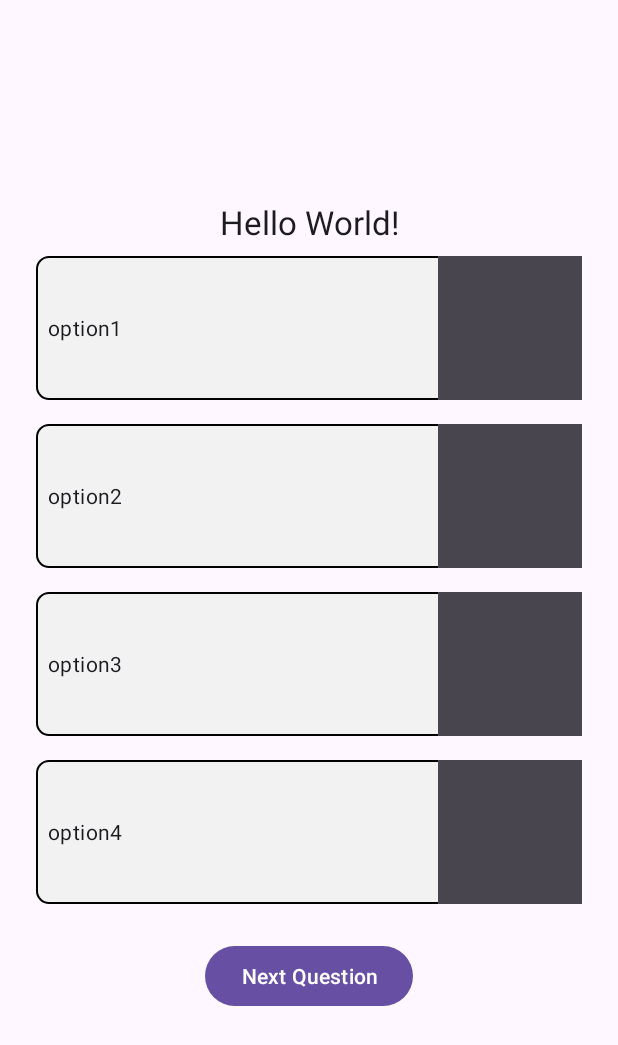
After one commit to Mahin-Rhaman/quiz1, an Android app: the Option2Activity screen opened directly, with no data from a screen before it, on a phone screen of 412 x 824 dp. The commit adds this screen. Shown: the top 1045 px of the screen. Run offline under Robolectric (Android 15) with nearby library versions, the phone set to English and light mode, and no system bars.

Commit message:
add new Option2Activity

```diff
--- a/app/src/main/AndroidManifest.xml
+++ b/app/src/main/AndroidManifest.xml
@@ -13,6 +13,9 @@
         android:theme="@style/Theme.Quizling"
         tools:targetApi="31">
         <activity
+            android:name=".Option2Activity"
+            android:exported="false" />
+        <activity
             android:name=".NextByArtActivity"
             android:exported="false" />
         <activity
--- /dev/null
+++ b/app/src/main/java/com/example/quizling/Option2Activity.kt
@@ -0,0 +1,11 @@
+package com.example.quizling
+
+import androidx.appcompat.app.AppCompatActivity
+import android.os.Bundle
+
+class Option2Activity : AppCompatActivity() {
+    override fun onCreate(savedInstanceState: Bundle?) {
+        super.onCreate(savedInstanceState)
+        setContentView(R.layout.activity_option2)
+    }
+}
--- a/app/src/main/res/layout/activity_dashboard.xml
+++ b/app/src/main/res/layout/activity_dashboard.xml
@@ -158,7 +158,7 @@
         </androidx.constraintlayout.widget.ConstraintLayout>
 
         <androidx.constraintlayout.widget.ConstraintLayout
-            android:id="@+id/art"
+            android:id="@+id/textView_by_art"
             android:layout_width="match_parent"
             android:layout_height="85dp"
             android:layout_marginLeft="32dp"
@@ -197,6 +197,7 @@
                 />
         </androidx.constraintlayout.widget.ConstraintLayout>
         <androidx.constraintlayout.widget.ConstraintLayout
+            android:id="@+id/textView_by_genaral"
             android:layout_width="match_parent"
             android:layout_height="85dp"
             android:layout_marginLeft="32dp"
--- /dev/null
+++ b/app/src/main/res/layout/activity_option2.xml
@@ -0,0 +1,87 @@
+<?xml version="1.0" encoding="utf-8"?>
+<LinearLayout xmlns:android="http://schemas.android.com/apk/res/android"
+    xmlns:app="http://schemas.android.com/apk/res-auto"
+    xmlns:tools="http://schemas.android.com/tools"
+    android:layout_width="match_parent"
+    android:layout_height="match_parent"
+    android:layout_margin="16dp"
+    android:gravity="center"
+    android:orientation="vertical"
+    tools:context=".DashboardActivity">
+
+    <TextView
+        android:id="@+id/questionTextView"
+        android:layout_width="match_parent"
+        android:layout_height="wrap_content"
+        android:gravity="center"
+        android:text="Hello World!"
+        android:textAppearance="@style/TextAppearance.Material3.TitleLarge" />
+
+    <RadioGroup
+        android:id="@+id/optionsRadioGroup"
+        android:layout_width="match_parent"
+        android:layout_height="wrap_content"
+        android:orientation="vertical"
+        android:visibility="visible">
+
+        <RadioButton
+            android:id="@+id/option1RadioBtn"
+            android:layout_width="match_parent"
+            android:layout_height="wrap_content"
+            android:layout_margin="8dp"
+            android:background="@drawable/custom_radio_background"
+            android:button="@drawable/custom_radio_button"
+            android:layoutDirection="rtl"
+            android:paddingHorizontal="8dp"
+            android:text="option1 " />
+
+        <RadioButton
+            android:id="@+id/option2RadioBtn"
+            android:layout_width="match_parent"
+            android:layout_height="wrap_content"
+            android:layout_margin="8dp"
+            android:background="@drawable/custom_radio_background"
+            android:button="@drawable/custom_radio_button"
+            android:layoutDirection="rtl"
+            android:paddingHorizontal="8dp"
+            android:text="option2 " />
+
+
+        <RadioButton
+            android:id="@+id/option3RadioBtn"
+            android:layout_width="match_parent"
+
+            android:layout_height="wrap_content"
+            android:layout_margin="8dp"
+            android:background="@drawable/custom_radio_background"
+            android:button="@drawable/custom_radio_button"
+            android:layoutDirection="rtl"
+            android:paddingHorizontal="8dp"
+            android:text="option3 " />
+
+
+        <RadioButton
+            android:id="@+id/option4RadioBtn"
+            android:layout_width="match_parent"
+            android:layout_height="wrap_content"
+            android:layout_margin="8dp"
+            android:background="@drawable/custom_radio_background"
+            android:button="@drawable/custom_radio_button"
+            android:layoutDirection="rtl"
+            android:paddingHorizontal="8dp"
+            android:text="option4 " />
+
+
+    </RadioGroup>
+
+
+    <Button
+        android:id="@+id/nextQuestion"
+        android:layout_width="wrap_content"
+        android:layout_height="wrap_content"
+        android:layout_marginHorizontal="4dp"
+        android:layout_marginVertical="16dp"
+        android:text="Next Question" />
+
+
+</LinearLayout>
```
Also changed, not shown: app/src/main/java/com/example/quizling/DashboardActivity.kt (+12 -4 lines), app/src/main/java/com/example/quizling/DataSource.kt (+34 -34 lines).
